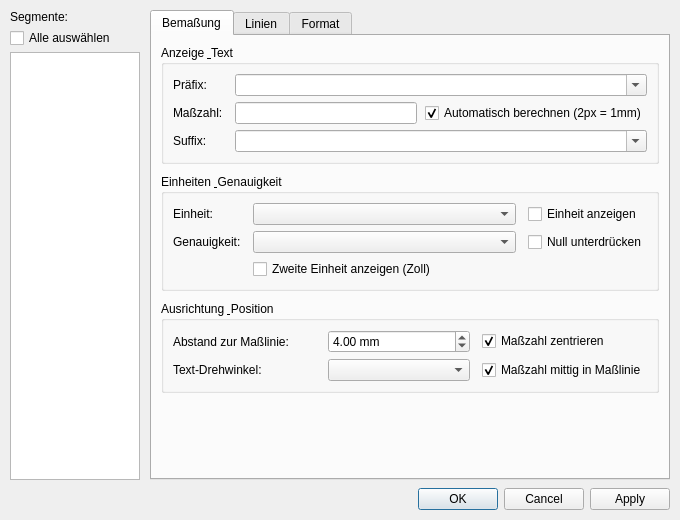
Above: sources/ui/dimensionpropertiesdialog.ui from qelectrotech/qelectrotech-source-mirror before the change. Below: the same form after it.
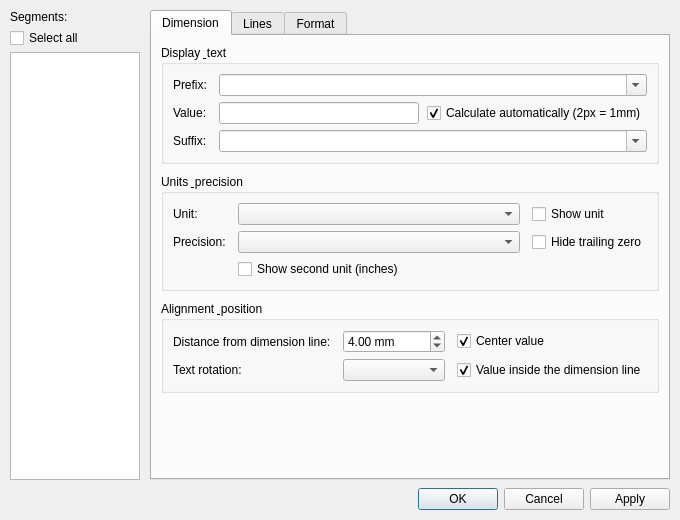
That is the form after the change.

Commit message: Write the dimension dialog and panel text in English

```diff
--- a/sources/ui/dimensionpropertiesdialog.ui
+++ b/sources/ui/dimensionpropertiesdialog.ui
@@ -42,7 +42,7 @@
        <item>
         <widget class="QLabel" name="label_segments">
          <property name="text">
-          <string>Segmente:</string>
+          <string>Segments:</string>
          </property>
          <property name="font">
           <font>
@@ -54,7 +54,7 @@
        <item>
         <widget class="QCheckBox" name="m_select_all_cb">
          <property name="text">
-          <string>Alle auswählen</string>
+          <string>Select all</string>
          </property>
         </widget>
        </item>
@@ -92,7 +92,7 @@
        </property>
        <widget class="QWidget" name="tab_dimension">
         <attribute name="title">
-         <string>Bemaßung</string>
+         <string>Dimension</string>
         </attribute>
         <layout class="QVBoxLayout" name="tabDimLayout">
          <property name="spacing">
@@ -101,7 +101,7 @@
          <item>
           <widget class="QGroupBox" name="group_anzeige">
            <property name="title">
-            <string>Anzeige &amp; Text</string>
+            <string>Display &amp; text</string>
            </property>
            <layout class="QGridLayout" name="gridAnzeige">
             <property name="horizontalSpacing">
@@ -113,7 +113,7 @@
             <item row="0" column="0">
              <widget class="QLabel" name="label_prefix">
               <property name="text">
-               <string>Präfix:</string>
+               <string>Prefix:</string>
               </property>
              </widget>
             </item>
@@ -133,7 +133,7 @@
             <item row="1" column="0">
              <widget class="QLabel" name="label_value">
               <property name="text">
-               <string>Maßzahl:</string>
+               <string>Value:</string>
               </property>
              </widget>
             </item>
@@ -155,7 +155,7 @@
               <item>
                <widget class="QCheckBox" name="m_auto_cb">
                 <property name="text">
-                 <string>Automatisch berechnen (2px = 1mm)</string>
+                 <string>Calculate automatically (2px = 1mm)</string>
                 </property>
                 <property name="checked">
                  <bool>true</bool>
@@ -190,7 +190,7 @@
          <item>
           <widget class="QGroupBox" name="group_units">
            <property name="title">
-            <string>Einheiten &amp; Genauigkeit</string>
+            <string>Units &amp; precision</string>
            </property>
            <layout class="QGridLayout" name="gridUnits">
             <property name="horizontalSpacing">
@@ -202,7 +202,7 @@
             <item row="0" column="0">
              <widget class="QLabel" name="label_unit">
               <property name="text">
-               <string>Einheit:</string>
+               <string>Unit:</string>
               </property>
              </widget>
             </item>
@@ -219,14 +219,14 @@
             <item row="0" column="2">
              <widget class="QCheckBox" name="m_show_unit_cb">
               <property name="text">
-               <string>Einheit anzeigen</string>
+               <string>Show unit</string>
               </property>
              </widget>
             </item>
             <item row="1" column="0">
              <widget class="QLabel" name="label_precision">
               <property name="text">
-               <string>Genauigkeit:</string>
+               <string>Precision:</string>
               </property>
              </widget>
             </item>
@@ -243,14 +243,14 @@
             <item row="1" column="2">
              <widget class="QCheckBox" name="m_suppress_zero_cb">
               <property name="text">
-               <string>Null unterdrücken</string>
+               <string>Hide trailing zero</string>
               </property>
              </widget>
             </item>
             <item row="2" column="1" colspan="2">
              <widget class="QCheckBox" name="m_dual_unit_cb">
               <property name="text">
-               <string>Zweite Einheit anzeigen (Zoll)</string>
+               <string>Show second unit (inches)</string>
               </property>
              </widget>
             </item>
@@ -260,7 +260,7 @@
          <item>
           <widget class="QGroupBox" name="group_alignment">
            <property name="title">
-            <string>Ausrichtung &amp; Position</string>
+            <string>Alignment &amp; position</string>
            </property>
            <layout class="QGridLayout" name="gridAlignment">
             <property name="horizontalSpacing">
@@ -272,7 +272,7 @@
             <item row="0" column="0">
              <widget class="QLabel" name="label_dist">
               <property name="text">
-               <string>Abstand zur Maßlinie:</string>
+               <string>Distance from dimension line:</string>
               </property>
              </widget>
             </item>
@@ -298,7 +298,7 @@
             <item row="0" column="2">
              <widget class="QCheckBox" name="m_center_cb">
               <property name="text">
-               <string>Maßzahl zentrieren</string>
+               <string>Center value</string>
               </property>
               <property name="checked">
                <bool>true</bool>
@@ -308,7 +308,7 @@
                         <item row="1" column="0">
               <widget class="QLabel" name="label_text_rotation">
                <property name="text">
-                <string>Text-Drehwinkel:</string>
+                <string>Text rotation:</string>
                </property>
               </widget>
              </item>
@@ -318,7 +318,7 @@
             <item row="1" column="2">
              <widget class="QCheckBox" name="m_mid_line_cb">
               <property name="text">
-               <string>Maßzahl mittig in Maßlinie</string>
+               <string>Value inside the dimension line</string>
               </property>
               <property name="checked">
                <bool>true</bool>
@@ -345,7 +345,7 @@
        </widget>
        <widget class="QWidget" name="tab_lines">
         <attribute name="title">
-         <string>Linien</string>
+         <string>Lines</string>
         </attribute>
         <layout class="QVBoxLayout" name="tabLinesLayout">
          <property name="spacing">
```
Left out of the diff: 28 changed lines with no effect on the pictures. The commit also changes 1 other file.
